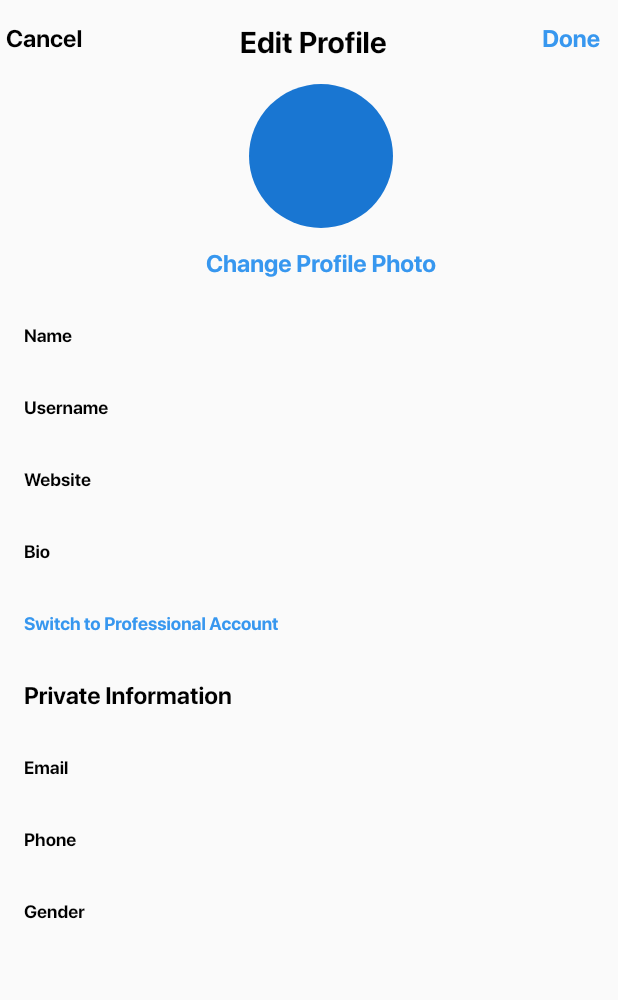
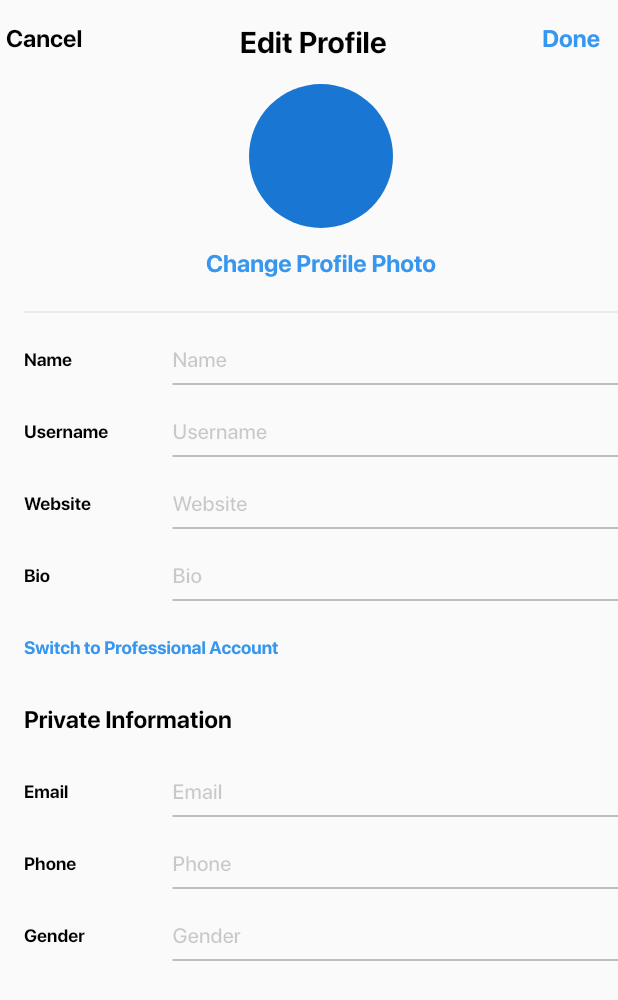
Before and after one commit to SediqeZangane/sedigram, a Flutter app: the EditProfileScreen screen opened by its route, on a phone screen of 412 x 824 dp. Shown: the top 1000 px of the screen. Run offline on Flutter 3.47's test engine with Material 2 defaults, Android fonts, the phone set to English and light mode, and no system bars; our stand-ins replace cloud_firestore, firebase_auth, firebase_core, flutter_bloc, google_sign_in, shimmer; missing offline and left inert: flutter_storage_path; accounts and stored records are empty; generated files the repository leaves out were written again; network calls fail.

Commit message:
add FormTextField Widget in EditProfileScreen

```diff
--- a/lib/core/presentation/widget/form_text_field.dart
+++ b/lib/core/presentation/widget/form_text_field.dart
@@ -4,10 +4,12 @@ import 'package:sedigram/core/presentation/util/context_extension.dart';
 class FormTextField extends StatelessWidget {
   final String hintText;
   final TextEditingController? textEditingController;
+  final InputBorder? border;
 
   const FormTextField({
     required this.hintText,
     this.textEditingController,
+    this.border,
     super.key,
   });
 
@@ -21,7 +23,7 @@ class FormTextField extends StatelessWidget {
           hintText: hintText,
           hintStyle: context.textTheme.titleSmall
               ?.copyWith(color: Colors.black.withOpacity(0.2)),
-          border: const OutlineInputBorder(),
+          border: border ?? const OutlineInputBorder(),
         ),
         controller: textEditingController,
       ),
--- a/lib/edit_profile/presentation/edit_profile_screen.dart
+++ b/lib/edit_profile/presentation/edit_profile_screen.dart
@@ -1,6 +1,7 @@
 import 'package:flutter/material.dart';
 import 'package:flutter_bloc/flutter_bloc.dart';
 import 'package:sedigram/core/presentation/util/context_extension.dart';
+import 'package:sedigram/core/presentation/widget/form_text_field.dart';
 import 'package:sedigram/edit_profile/application/edit_profile_bloc.dart';
 import 'package:sedigram/edit_profile/application/edit_profile_state.dart';
 import 'package:shimmer/shimmer.dart';
@@ -65,7 +66,10 @@ class EditProfileScreen extends StatelessWidget {
                 if (state.isLoading) {
                   return Center(child: shimmerWidget());
                 } else {
-                  return Text(info);
+                  return FormTextField(
+                    hintText: field,
+                    border: const UnderlineInputBorder(),
+                  );
                 }
               },
             ),
@@ -86,7 +90,8 @@ class EditProfileScreen extends StatelessWidget {
     // if (state.isLoading) {
     //   return const Center(child: CircularProgressIndicator());
     // } else
-    return Column(
+    return SingleChildScrollView(
+      child: Column(
         crossAxisAlignment: CrossAxisAlignment.stretch,
         children: [
           const CircleAvatar(
@@ -95,9 +100,11 @@ class EditProfileScreen extends StatelessWidget {
           infoRow(
             child: Text(
               'Change Profile Photo',
-            style: TextStyle(color: context.colorScheme.primary, fontSize: 16),
+              style:
+                  TextStyle(color: context.colorScheme.primary, fontSize: 16),
             ),
           ),
+          Divider(),
           profileInfo('Name', state.user.name),
           profileInfo('Username', state.user.userName),
           profileInfo('Website', state.user.webSite),
@@ -124,6 +131,7 @@ class EditProfileScreen extends StatelessWidget {
           profileInfo('Phone', state.user.phone),
           profileInfo('Gender', state.user.gender),
         ],
+      ),
     );
   }
 
```
Lines whose indentation alone changed are shown as unchanged.
